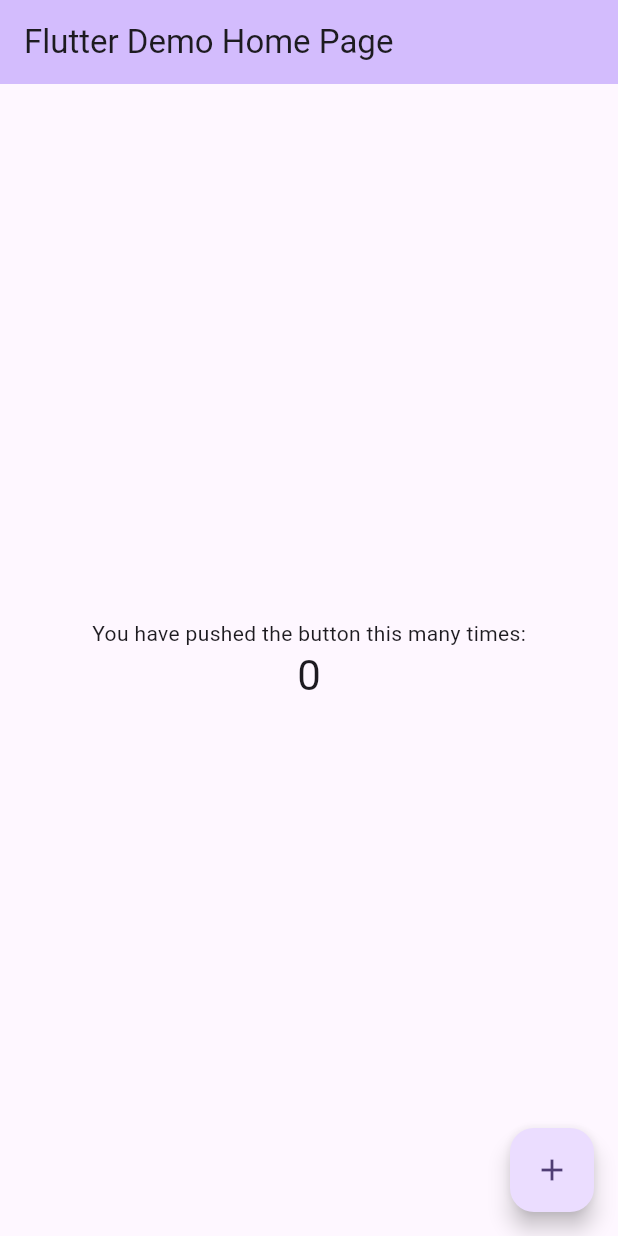
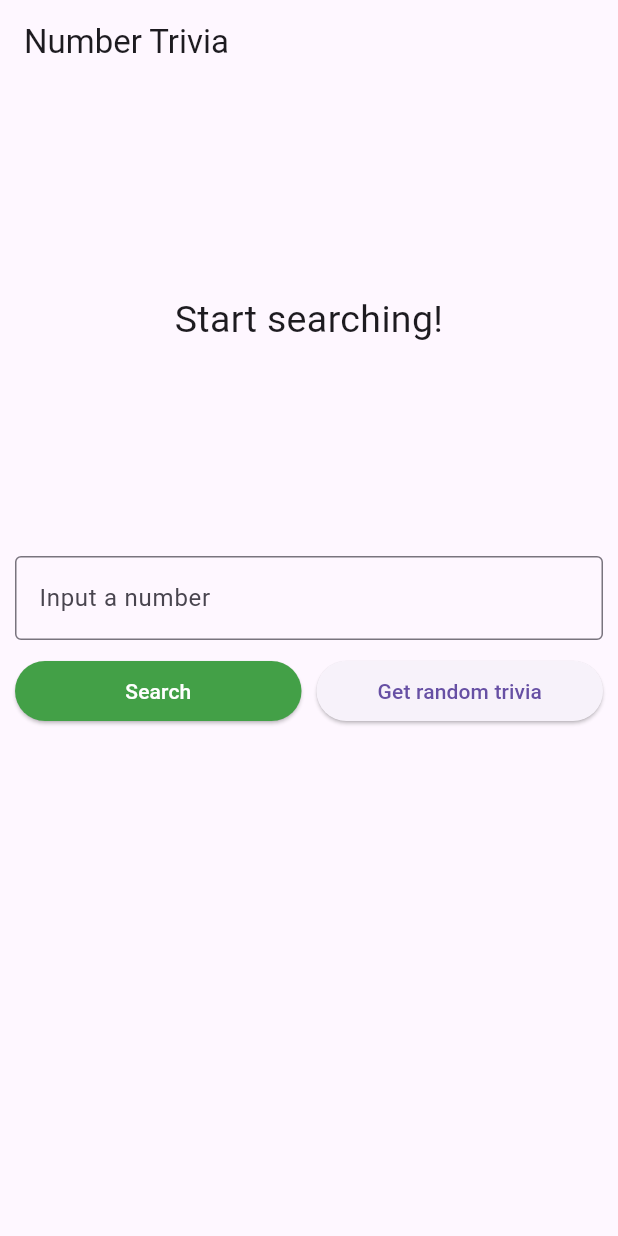
Before and after one commit to SashaPilevich/tdd_number_trivia, a Flutter app: the screen it shows after launch, on a phone screen of 412 x 824 dp. Run offline on Flutter 3.47's test engine with Material 3 defaults, Android fonts, the phone set to English and light mode, and no system bars; our stand-ins replace bloc, dartz, equatable, flutter_bloc, get_it, internet_connection_checker and 1 more.

Commit message:
[NT-6]: - Implement UI for number trivia page

```diff
--- a/lib/features/number_trivia/data/models/number_trivia_model.dart
+++ b/lib/features/number_trivia/data/models/number_trivia_model.dart
@@ -4,7 +4,10 @@ class NumberTriviaModel extends NumberTrivia {
   const NumberTriviaModel({required super.number, required super.text});
 
   factory NumberTriviaModel.fromJson(Map<String, dynamic> json) {
-    return NumberTriviaModel(number: json['number'] as int, text: json['text'] as String);
+    return NumberTriviaModel(
+      number: (json['number'] as num).toInt(),
+      text: json['text'] as String,
+    );
   }
 
   Map<String, dynamic> toJson() {
--- /dev/null
+++ b/lib/features/number_trivia/presentation/pages/number_trivia_page.dart
@@ -0,0 +1,49 @@
+import 'package:flutter/material.dart';
+import 'package:flutter_bloc/flutter_bloc.dart';
+import 'package:tdd_number_trivia/features/number_trivia/presentation/widgets/trivia_controls.dart';
+
+import '../../../../injection_container.dart';
+import '../bloc/number_trivia_bloc.dart';
+import '../widgets/widgets.dart';
+
+class NumberTriviaPage extends StatelessWidget {
+  const NumberTriviaPage({super.key});
+
+  @override
+  Widget build(BuildContext context) {
+    return Scaffold(
+      appBar: AppBar(title: Text('Number Trivia')),
+      body: BlocProvider(
+        create: (_) => appLocator<NumberTriviaBloc>(),
+        child: SingleChildScrollView(
+          child: Center(
+            child: Padding(
+              padding: const EdgeInsets.all(10),
+              child: Column(
+                children: <Widget>[
+                  SizedBox(height: 10),
+                  BlocBuilder<NumberTriviaBloc, NumberTriviaState>(
+                    builder: (BuildContext context, NumberTriviaState state) {
+                      if (state is Empty) {
+                        return MessageDisplay(message: 'Start searching!');
+                      } else if (state is Loading) {
+                        return LoadingWidget();
+                      } else if (state is Loaded) {
+                        return TriviaDisplay(numberTrivia: state.trivia);
+                      } else if (state is Error) {
+                        return MessageDisplay(message: state.message);
+                      }
+                      return SizedBox.shrink();
+                    },
+                  ),
+                  SizedBox(height: 20),
+                  TriviaControls(),
+                ],
+              ),
+            ),
+          ),
+        ),
+      ),
+    );
+  }
+}
--- /dev/null
+++ b/lib/features/number_trivia/presentation/widgets/message_display.dart
@@ -0,0 +1,24 @@
+import 'package:flutter/material.dart';
+
+class MessageDisplay extends StatelessWidget {
+  final String message;
+
+  const MessageDisplay({required this.message, super.key});
+
+  @override
+  Widget build(BuildContext context) {
+    return SizedBox(
+      // Third of the size of the screen
+      height: MediaQuery.of(context).size.height / 3,
+      child: Center(
+        child: SingleChildScrollView(
+          child: Text(
+            message,
+            style: TextStyle(fontSize: 25),
+            textAlign: TextAlign.center,
+          ),
+        ),
+      ),
+    );
+  }
+}
--- /dev/null
+++ b/lib/features/number_trivia/presentation/widgets/trivia_controls.dart
@@ -0,0 +1,80 @@
+import 'package:flutter/material.dart';
+import 'package:flutter_bloc/flutter_bloc.dart';
+import 'package:tdd_number_trivia/features/number_trivia/presentation/bloc/number_trivia_bloc.dart';
+
+class TriviaControls extends StatefulWidget {
+  const TriviaControls({super.key});
+
+  @override
+  State<TriviaControls> createState() => _TriviaControlsState();
+}
+
+class _TriviaControlsState extends State<TriviaControls> {
+  final TextEditingController controller = TextEditingController();
+  final FocusNode focusNode = FocusNode();
+  String? inputString;
+
+  @override
+  Widget build(BuildContext context) {
+    return Column(
+      children: <Widget>[
+        TextField(
+          onTapOutside: (_) {
+            if (focusNode.hasFocus) {
+              focusNode.unfocus();
+            }
+          },
+          focusNode: focusNode,
+          controller: controller,
+          keyboardType: TextInputType.number,
+          decoration: InputDecoration(
+            border: OutlineInputBorder(),
+            hintText: 'Input a number',
+          ),
+          onChanged: (value) {
+            inputString = value;
+          },
+          onSubmitted: (_) {
+            dispatchConcrete();
+          },
+        ),
+        SizedBox(height: 10),
+        Row(
+          children: <Widget>[
+            Expanded(
+              child: ElevatedButton(
+                style: ElevatedButton.styleFrom(
+                  backgroundColor: Theme.of(context).hintColor,
+                  foregroundColor: Colors.white,
+                ),
+                onPressed: dispatchConcrete,
+                child: Text('Search'),
+              ),
+            ),
+            SizedBox(width: 10),
+            Expanded(
+              child: ElevatedButton(
+                onPressed: dispatchRandom,
+                child: Text('Get random trivia'),
+              ),
+            ),
+          ],
+        ),
+      ],
+    );
+  }
+
+  void dispatchConcrete() {
+    if (inputString != null && inputString!.isNotEmpty) {
+      controller.clear();
+      context.read<NumberTriviaBloc>().add(
+        GetTriviaForConcreteNumber(inputString!),
+      );
+    }
+  }
+
+  void dispatchRandom() {
+    controller.clear();
+    context.read<NumberTriviaBloc>().add(GetTriviaForRandomNumber());
+  }
+}
--- /dev/null
+++ b/lib/features/number_trivia/presentation/widgets/widgets.dart
@@ -0,0 +1,3 @@
+export 'loading_widget.dart';
+export 'message_display.dart';
+export 'trivia_display.dart';
--- a/lib/main.dart
+++ b/lib/main.dart
@@ -1,7 +1,9 @@
 import 'package:flutter/material.dart';
+import 'features/number_trivia/presentation/pages/number_trivia_page.dart';
 import 'injection_container.dart' as di;
 
 void main() async {
+  WidgetsFlutterBinding.ensureInitialized();
   await di.init();
   runApp(const MyApp());
 }
@@ -14,95 +16,10 @@ class MyApp extends StatelessWidget {
     return MaterialApp(
       title: 'Number Trivia',
       theme: ThemeData(
-        colorScheme: ColorScheme.fromSeed(seedColor: Colors.deepPurple),
+        primaryColor: Colors.green.shade800,
+        hintColor: Colors.green.shade600,
       ),
-      home: const MyHomePage(title: 'Flutter Demo Home Page'),
+      home: NumberTriviaPage(),
     );
   }
 }
-
-class MyHomePage extends StatefulWidget {
-  const MyHomePage({super.key, required this.title});
-
-  // This widget is the home page of your application. It is stateful, meaning
-  // that it has a State object (defined below) that contains fields that affect
-  // how it looks.
-
-  // This class is the configuration for the state. It holds the values (in this
-  // case the title) provided by the parent (in this case the App widget) and
-  // used by the build method of the State. Fields in a Widget subclass are
-  // always marked "final".
-
-  final String title;
-
-  @override
-  State<MyHomePage> createState() => _MyHomePageState();
-}
-
-class _MyHomePageState extends State<MyHomePage> {
-  int _counter = 0;
-
-  void _incrementCounter() {
-    setState(() {
-      // This call to setState tells the Flutter framework that something has
-      // changed in this State, which causes it to rerun the build method below
-      // so that the display can reflect the updated values. If we changed
-      // _counter without calling setState(), then the build method would not be
-      // called again, and so nothing would appear to happen.
-      _counter++;
-    });
-  }
-
-  @override
-  Widget build(BuildContext context) {
-    // This method is rerun every time setState is called, for instance as done
-    // by the _incrementCounter method above.
-    //
-    // The Flutter framework has been optimized to make rerunning build methods
-    // fast, so that you can just rebuild anything that needs updating rather
-    // than having to individually change instances of widgets.
-    return Scaffold(
-      appBar: AppBar(
-        // TRY THIS: Try changing the color here to a specific color (to
-        // Colors.amber, perhaps?) and trigger a hot reload to see the AppBar
-        // change color while the other colors stay the same.
-        backgroundColor: Theme.of(context).colorScheme.inversePrimary,
-        // Here we take the value from the MyHomePage object that was created by
-        // the App.build method, and use it to set our appbar title.
-        title: Text(widget.title),
-      ),
-      body: Center(
-        // Center is a layout widget. It takes a single child and positions it
-        // in the middle of the parent.
-        child: Column(
-          // Column is also a layout widget. It takes a list of children and
-          // arranges them vertically. By default, it sizes itself to fit its
-          // children horizontally, and tries to be as tall as its parent.
-          //
-          // Column has various properties to control how it sizes itself and
-          // how it positions its children. Here we use mainAxisAlignment to
-          // center the children vertically; the main axis here is the vertical
-          // axis because Columns are vertical (the cross axis would be
-          // horizontal).
-          //
-          // TRY THIS: Invoke "debug painting" (choose the "Toggle Debug Paint"
-          // action in the IDE, or press "p" in the console), to see the
-          // wireframe for each widget.
-          mainAxisAlignment: MainAxisAlignment.center,
-          children: <Widget>[
-            const Text('You have pushed the button this many times:'),
-            Text(
-              '$_counter',
-              style: Theme.of(context).textTheme.headlineMedium,
-            ),
-          ],
-        ),
-      ),
-      floatingActionButton: FloatingActionButton(
-        onPressed: _incrementCounter,
-        tooltip: 'Increment',
-        child: const Icon(Icons.add),
-      ), // This trailing comma makes auto-formatting nicer for build methods.
-    );
-  }
-}
```
Also changed, not shown: lib/features/number_trivia/presentation/widgets/loading_widget.dart (added, +13 -0 lines), lib/features/number_trivia/presentation/widgets/trivia_display.dart (added, +35 -0 lines), 2 other files.
